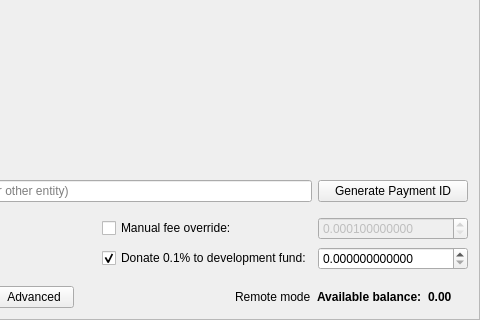
BalkancoinProject/balkancoin_testnet-wallet, file src/gui/ui/sendframe.ui: the form before one commit; both pictures show x 386 to 866 and y 270 to 590 of the 866 by 590 pixel window.
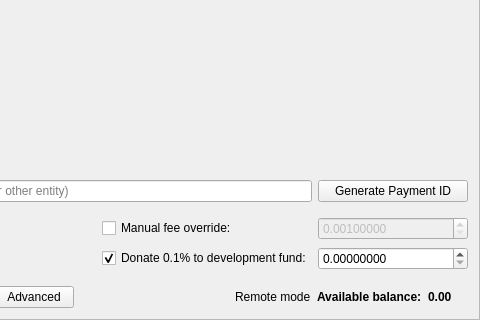
The form after the commit. Icons and pictures are not drawn.

Commit message: Change number of decimals to 8 and min fee to 0.001

The edit to the form file:
```diff
--- a/src/gui/ui/sendframe.ui
+++ b/src/gui/ui/sendframe.ui
@@ -260,10 +260,10 @@
              <string/>
             </property>
             <property name="decimals">
-             <number>12</number>
+             <number>8</number>
             </property>
             <property name="minimum">
-             <double>0.000100000000000</double>
+             <double>0.001000000000000</double>
             </property>
             <property name="maximum">
              <double>999999999999999.000000000000000</double>
@@ -303,7 +303,7 @@
              <locale language="English" country="UnitedStates"/>
             </property>
             <property name="decimals">
-             <number>12</number>
+             <number>8</number>
             </property>
             <property name="maximum">
              <double>999999999999999.000000000000000</double>
```
